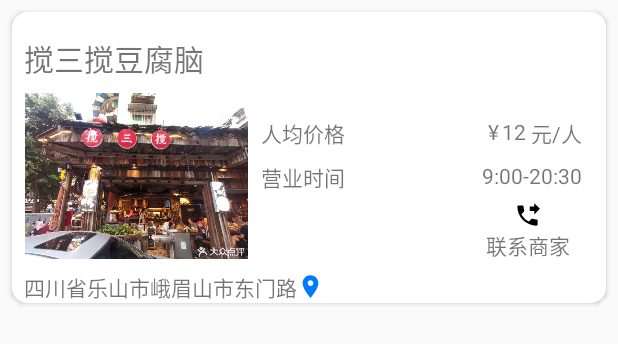
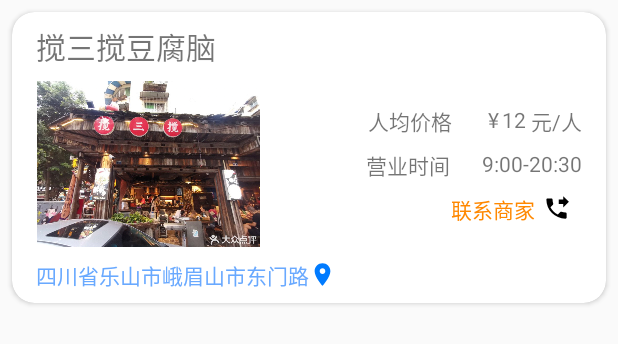
Before and after one commit to mahao111/LeShan, an Android app: the layout item_food_detial.xml on its own in the app's theme, with its tools: preview values and no code run, on a phone screen of 412 x 824 dp. Shown: the top 344 px of the screen. Run offline under Robolectric (Android 15) with nearby library versions, the phone set to English and light mode, and no system bars.

Commit message:
添加视频
添加视频，修改美食店面推荐外观

```diff
--- a/app/src/main/res/layout/item_food_detial.xml
+++ b/app/src/main/res/layout/item_food_detial.xml
@@ -9,8 +9,8 @@
     android:layout_height="wrap_content"
 
     android:layout_margin="8dp"
-    android:elevation="10dp"
-    app:cardCornerRadius="10dp"
+    android:elevation="15dp"
+    app:cardCornerRadius="15dp"
     tools:layout_editor_absoluteX="130dp"
     tools:layout_editor_absoluteY="34dp">
 
@@ -33,8 +33,8 @@
             android:id="@+id/food_detial_titile_item"
             android:layout_width="wrap_content"
             android:layout_height="wrap_content"
-            android:layout_marginStart="8dp"
-            android:layout_marginTop="16dp"
+            android:layout_marginStart="16dp"
+            android:layout_marginTop="8dp"
             android:text="搅三搅豆腐脑"
             android:textSize="20sp"
             app:layout_constraintStart_toStartOf="parent"
@@ -44,11 +44,14 @@
             android:id="@+id/food_detial_contact_item"
             android:layout_width="0dp"
             android:layout_height="wrap_content"
-            android:layout_marginTop="8dp"
+            android:layout_marginTop="10dp"
             android:layout_marginEnd="24dp"
             android:clickable="true"
-            android:drawableTop="@drawable/ic_phone_forwarded"
+            android:drawableRight="@drawable/ic_phone_forwarded"
+            android:drawablePadding="5dp"
+            android:fontFamily="@font/light"
             android:text="联系商家"
+            android:textColor="@android:color/holo_orange_dark"
             app:layout_constraintEnd_toEndOf="parent"
             app:layout_constraintTop_toBottomOf="@+id/food_detail_time_item" />
 
@@ -65,8 +68,11 @@
             android:layout_width="0dp"
             android:layout_height="wrap_content"
             android:layout_marginTop="8dp"
+            android:layout_marginBottom="8dp"
             android:drawableEnd="@drawable/ic_loaction"
             android:text="四川省乐山市峨眉山市东门路"
+            android:textColor="@color/colorAccent"
+            app:layout_constraintBottom_toBottomOf="parent"
             app:layout_constraintStart_toStartOf="@+id/food_detial_image_item"
             app:layout_constraintTop_toBottomOf="@+id/food_detial_image_item" />
 
@@ -75,8 +81,9 @@
             android:layout_width="0dp"
             android:layout_height="wrap_content"
             android:layout_marginStart="8dp"
-            android:layout_marginEnd="8dp"
+            android:layout_marginEnd="21dp"
             android:text="营业时间"
+            android:textAlignment="textEnd"
             app:layout_constraintEnd_toStartOf="@+id/food_detail_time_item"
             app:layout_constraintStart_toEndOf="@+id/food_detial_image_item"
             app:layout_constraintTop_toTopOf="@+id/food_detail_time_item" />
@@ -115,7 +122,9 @@
             android:layout_width="0dp"
             android:layout_height="wrap_content"
             android:layout_marginStart="8dp"
+            android:layout_marginEnd="24dp"
             android:text="人均价格"
+            android:textAlignment="textEnd"
             app:layout_constraintEnd_toStartOf="@+id/textView7"
             app:layout_constraintStart_toEndOf="@+id/food_detial_image_item"
             app:layout_constraintTop_toTopOf="@+id/textView7" />
```
Also changed, not shown: app/src/main/java/com/mahao/leshan/MainActivity.java (+39 -0 lines), app/src/main/res/layout/activity_main.xml (+3 -6 lines), 1 other file.
